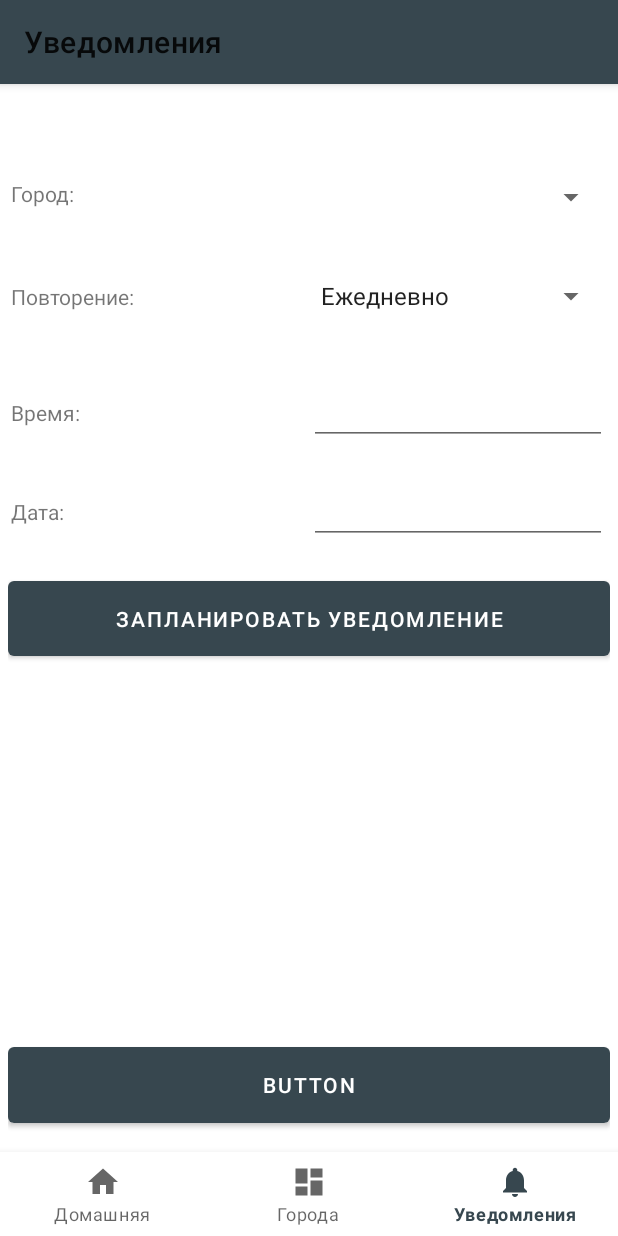
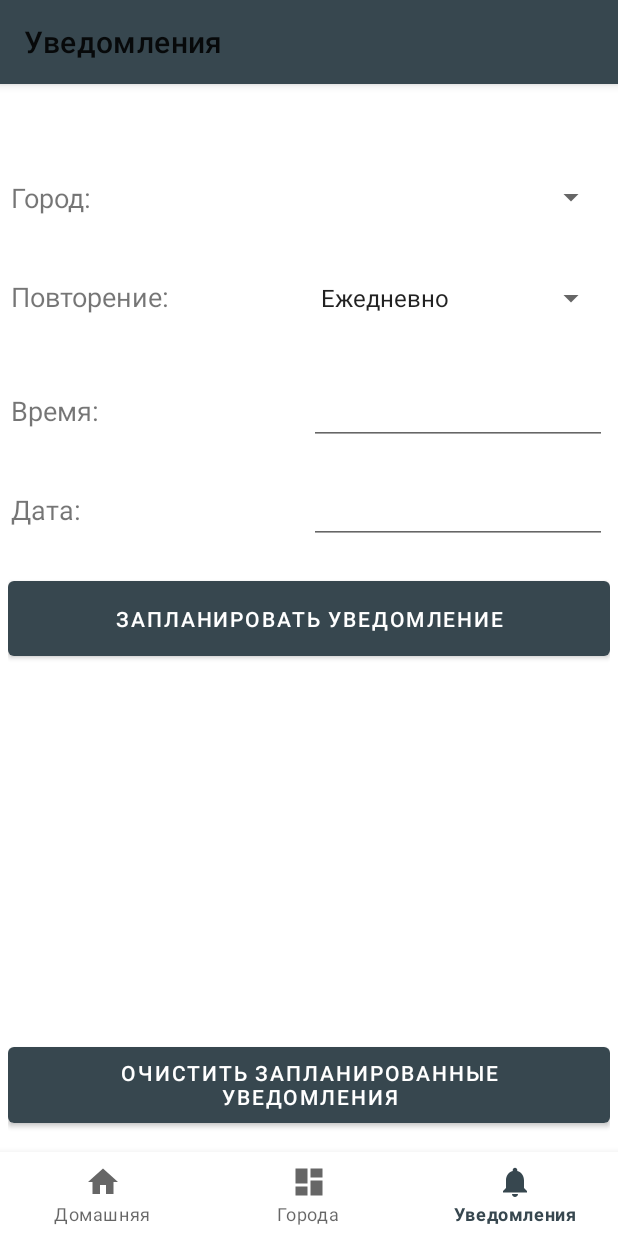
Before and after one commit to mrkiriss/Weather7, an Android app: the FragmentNotifications screen opened through its navigation route, on a phone screen of 412 x 824 dp. Run offline under Robolectric (Android 15) with nearby library versions, the phone set to English and light mode, and no system bars; our stand-ins replace Room's generated code, data binding, navigation-ui; 2 statements that could not run were skipped.

Commit message:
Date and time input processing is configured

```diff
--- a/app/src/main/AndroidManifest.xml
+++ b/app/src/main/AndroidManifest.xml
@@ -28,7 +28,7 @@
             android:value="${mapsApiKey}" />
 
         <activity
-            android:name=".view.RainMapActivity"
+            android:name=".view.cities.RainMapActivity"
             android:label="@string/title_activity_maps" />
         <activity android:name=".view.MainActivity">
             <intent-filter>
--- a/app/src/main/java/com/example/weather7/database/Converters.java
+++ b/app/src/main/java/com/example/weather7/database/Converters.java
@@ -6,7 +6,7 @@ import android.util.Base64;
 
 import androidx.room.TypeConverter;
 
-import com.example.weather7.view.adapters.DaysAdapter;
+import com.example.weather7.view.cities.adapters.DaysAdapter;
 import com.example.weather7.model.WeatherOnDay;
 
 import org.json.JSONException;
--- a/app/src/main/java/com/example/weather7/model/City.java
+++ b/app/src/main/java/com/example/weather7/model/City.java
@@ -9,7 +9,7 @@ import androidx.room.Ignore;
 import androidx.room.PrimaryKey;
 import androidx.room.TypeConverters;
 
-import com.example.weather7.view.adapters.DaysAdapter;
+import com.example.weather7.view.cities.adapters.DaysAdapter;
 import com.example.weather7.database.Converters;
 
 import java.util.LinkedList;
--- a/app/src/main/java/com/example/weather7/repository/CityRepository.java
+++ b/app/src/main/java/com/example/weather7/repository/CityRepository.java
@@ -15,7 +15,7 @@ import com.example.weather7.database.CityDao;
 import com.example.weather7.model.DelayMessage;
 import com.example.weather7.utils.ConnectionManager;
 import com.example.weather7.view.FragmentRainMap;
-import com.example.weather7.view.adapters.DaysAdapter;
+import com.example.weather7.view.cities.adapters.DaysAdapter;
 
 import org.json.JSONException;
 
--- /dev/null
+++ b/app/src/main/java/com/example/weather7/repository/NotificationRepository.java
@@ -0,0 +1,48 @@
+package com.example.weather7.repository;
+
+import android.content.Intent;
+
+import androidx.lifecycle.MutableLiveData;
+
+import com.example.weather7.database.CityDao;
+import com.example.weather7.utils.ConverterDate;
+
+import java.nio.channels.MulticastChannel;
+import java.util.ArrayList;
+import java.util.Date;
+
+public class NotificationRepository {
+
+    private CityDao dao;
+    private MutableLiveData<Intent> startIntent;
+
+    public NotificationRepository(CityDao dao){
+        this.dao=dao;
+
+        this.startIntent=new MutableLiveData<>();
+    }
+
+    public ArrayList<String> getNamesOfCities(){
+        ArrayList<String> result = new ArrayList<>();
+        result.addAll(dao.getNames());
+
+        return result;
+    }
+
+    public void createIncompleteAlarmIntent(String date, String time){
+        Intent intent = new Intent();
+
+        startIntent.setValue(intent);
+    }
+
+    public String getCurrentTime(){
+        return ConverterDate.convertLongToHM(new Date().getTime());
+    }
+
+    public String getCurrentDate(){
+        return ConverterDate.convertLongToDMY(new Date().getTime());
+    }
+    public MutableLiveData<Intent> getStartIntent() {
+        return startIntent;
+    }
+}
--- /dev/null
+++ b/app/src/main/java/com/example/weather7/utils/ConverterDate.java
@@ -0,0 +1,37 @@
+package com.example.weather7.utils;
+
+import java.text.SimpleDateFormat;
+import java.util.Date;
+import java.util.TimeZone;
+
+public class ConverterDate {
+    public static String convertLongToDMY(Long time){
+        Date date = new Date(time);
+        SimpleDateFormat sdf = new java.text.SimpleDateFormat("dd-MM-yyyy");
+        sdf.setTimeZone(TimeZone.getDefault());
+
+        return sdf.format(date);
+    }
+    public static String convertLongToHM(Long time){
+        Date date = new Date(time);
+        SimpleDateFormat sdf = new java.text.SimpleDateFormat("HH-mm");
+        sdf.setTimeZone(TimeZone.getDefault());
+
+        return sdf.format(date);
+    }
+    public static String convertLongToMD(Long time){
+        Date date = new Date(time);
+        SimpleDateFormat sdf = new java.text.SimpleDateFormat("MM-dd");
+        sdf.setTimeZone(TimeZone.getDefault());
+
+        return sdf.format(date);
+    }
+    public static String convertIntToHM(int[] args){
+        String hour = String.valueOf(args[0]);
+        if (hour.length()==1) hour="0"+hour;
+        String minute = String.valueOf(args[1]);
+        if (minute.length()==1) minute="0"+minute;
+
+        return hour+":"+minute;
+    }
+}
--- a/app/src/main/java/com/example/weather7/view/FragmentNotifications.java
+++ b/app/src/main/java/com/example/weather7/view/FragmentNotifications.java
@@ -1,11 +1,15 @@
 package com.example.weather7.view;
 
 import android.app.UiAutomation;
+import android.content.Intent;
 import android.os.Bundle;
 import android.view.LayoutInflater;
 import android.view.View;
 import android.view.ViewGroup;
+import android.widget.Adapter;
+import android.widget.ArrayAdapter;
 import android.widget.TextView;
+import android.widget.Toast;
 
 import androidx.annotation.NonNull;
 import androidx.annotation.Nullable;
@@ -15,18 +19,27 @@ import androidx.fragment.app.Fragment;
 import androidx.lifecycle.MutableLiveData;
 import androidx.lifecycle.Observer;
 import androidx.lifecycle.ViewModelProvider;
+import androidx.room.Room;
 
 import com.example.weather7.R;
+import com.example.weather7.database.AppDatabase;
+import com.example.weather7.database.CityDao;
 import com.example.weather7.databinding.FragmentNotificationsBinding;
+import com.example.weather7.model.City;
+import com.example.weather7.repository.NotificationRepository;
 import com.example.weather7.viewmodel.NotificationsViewModel;
+import com.google.android.gms.maps.model.TileOverlay;
 import com.google.android.material.datepicker.MaterialDatePicker;
 import com.google.android.material.datepicker.MaterialPickerOnPositiveButtonClickListener;
 import com.google.android.material.timepicker.MaterialTimePicker;
 import com.google.android.material.timepicker.TimeFormat;
 
 import java.text.SimpleDateFormat;
+import java.util.ArrayList;
 import java.util.Calendar;
 import java.util.Date;
+import java.util.LinkedList;
+import java.util.List;
 import java.util.TimeZone;
 
 public class FragmentNotifications extends Fragment {
@@ -35,60 +48,84 @@ public class FragmentNotifications extends Fragment {
     private FragmentNotificationsBinding binding;
 
     private MutableLiveData<Long> date =new MutableLiveData<>();
+
+    private MaterialTimePicker timePicker;
+    private MaterialDatePicker<Long> datePicker;
+
     public View onCreateView(@NonNull LayoutInflater inflater,
                              ViewGroup container, Bundle savedInstanceState) {
 
-        notificationsViewModel =
-                new ViewModelProvider(this).get(NotificationsViewModel.class);
+        AppDatabase db = Room.databaseBuilder(getContext(),
+                AppDatabase.class, "database")
+                .allowMainThreadQueries()
+                .fallbackToDestructiveMigration()
+                .build();
+        notificationsViewModel = new NotificationsViewModel(new NotificationRepository(db.getCityDao()));
         binding = DataBindingUtil.inflate(inflater, R.layout.fragment_notifications, container, false);
+        binding.setViewModel(notificationsViewModel);
 
+        createDateAndTimePickers();
 
-        binding.selectedDate.setOnClickListener(new View.OnClickListener() {
+        // подписываемся на изменение списка имён для spinner
+        notificationsViewModel.getContentOfCitiesSpinner().observe(getViewLifecycleOwner(), this::setContentOfCitiesSpinner);
+        // подписываемся на вызов окон для выбора даты и времени
+        notificationsViewModel.getCategoryOfStartingPicker().observe(getViewLifecycleOwner(), this::showPicker);
+        // подписываемся на переменную, для вызова intent
+        notificationsViewModel.getStartIntent().observe(getViewLifecycleOwner(), new Observer<Intent>() {
             @Override
-            public void onClick(View v) {
-                MaterialDatePicker.Builder<Long> builder = MaterialDatePicker.Builder.datePicker();
-                builder.setTitleText("Title here");
-                MaterialDatePicker<Long> picker = builder.build();
-                picker.showNow(getChildFragmentManager(), "tag");
-                picker.addOnPositiveButtonClickListener(new MaterialPickerOnPositiveButtonClickListener<Long>() {
-                    @Override
-                    public void onPositiveButtonClick(Long selection) {
-                        date.setValue(selection);
-                    }
-                });
-            }
-        });
+            public void onChanged(Intent intent) {
 
-        binding.selectedTime.setOnClickListener(new View.OnClickListener() {
-            @Override
-            public void onClick(View v) {
-                MaterialTimePicker picker1 = new MaterialTimePicker.Builder().setTimeFormat(TimeFormat.CLOCK_24H).
-                        setInputMode(MaterialTimePicker.INPUT_MODE_CLOCK).setTitleText("Select Appointment time").build();
-
-                picker1.showNow(getChildFragmentManager(), "tagT");
-
-                picker1.addOnPositiveButtonClickListener(new View.OnClickListener() {
-                    @Override
-                    public void onClick(View v) {
-                        binding.selectedTime.setText(picker1.getHour()+":"+picker1.getMinute());
-                    }
-                });
-            }
-        });
-
-        date.observe(getViewLifecycleOwner(), new Observer<Long>() {
-            @Override
-            public void onChanged(Long aLong) {
-                if (aLong==null) return;
-                Date date = new Date(aLong);
-                SimpleDateFormat sdf = new java.text.SimpleDateFormat("dd-MM-yyyy");
-
-                sdf.setTimeZone(TimeZone.getDefault());
-                String result = sdf.format(date);
-                binding.selectedDate.setText(result);
+                startActivity(finishAlarmIntent(intent));
             }
         });
 
         return binding.getRoot();
     }
+
+    private Intent finishAlarmIntent(Intent intent){
+
+        return intent;
+    }
+
+    private void createDateAndTimePickers(){
+        datePicker = MaterialDatePicker.Builder.datePicker()
+                .setTitleText("Выбор даты уведомления")
+                .build();
+
+        datePicker.addOnPositiveButtonClickListener(new MaterialPickerOnPositiveButtonClickListener<Long>() {
+            @Override
+            public void onPositiveButtonClick(Long selection) {
+                notificationsViewModel.setSelectedDateContent(selection);
+            }
+        });
+
+        timePicker = new MaterialTimePicker.Builder()
+                .setTimeFormat(TimeFormat.CLOCK_24H)
+                .setInputMode(MaterialTimePicker.INPUT_MODE_CLOCK)
+                .setTitleText("Выбор времени уведомления")
+                .build();
+
+        timePicker.addOnPositiveButtonClickListener(new View.OnClickListener() {
+            @Override
+            public void onClick(View v) {
+                notificationsViewModel.setSelectedTimeContent(new int[]{timePicker.getHour(), timePicker.getMinute()});
+            }
+        });
+
+    }
+    private void showPicker(Integer id){
+        switch (id) {
+            case R.id.selectedDate:
+                datePicker.show(getChildFragmentManager(), "datePicker");
+                break;
+            case R.id.selectedTime:
+                timePicker.show(getChildFragmentManager(), "timePicker");
+                break;
+        }
+    }
+    private void setContentOfCitiesSpinner(ArrayList<String> content){
+        ArrayAdapter<String> adapter = new ArrayAdapter<>(getContext(), android.R.layout.simple_list_item_1, content);
+
+        binding.cityName.setAdapter(adapter);
+    }
 }
--- a/app/src/main/java/com/example/weather7/view/RainMapActivity.java
+++ b/app/src/main/java/com/example/weather7/view/cities/RainMapActivity.java
@@ -1,4 +1,4 @@
-package com.example.weather7.view;
+package com.example.weather7.view.cities;
 
 import android.content.Intent;
 import android.os.Bundle;
--- a/app/src/main/java/com/example/weather7/viewmodel/NotificationsViewModel.java
+++ b/app/src/main/java/com/example/weather7/viewmodel/NotificationsViewModel.java
@@ -1,19 +1,76 @@
 package com.example.weather7.viewmodel;
 
+import android.content.Intent;
+import android.view.View;
+import android.widget.ArrayAdapter;
+
+import androidx.databinding.ObservableField;
 import androidx.lifecycle.LiveData;
 import androidx.lifecycle.MutableLiveData;
 import androidx.lifecycle.ViewModel;
 
+import com.example.weather7.R;
+import com.example.weather7.repository.NotificationRepository;
+import com.example.weather7.utils.ConverterDate;
+
+import java.util.ArrayList;
+
 public class NotificationsViewModel extends ViewModel {
 
-    private MutableLiveData<String> mText;
+    private NotificationRepository rep;
 
-    public NotificationsViewModel() {
-        mText = new MutableLiveData<>();
-        mText.setValue("This is notifications fragment");
+    private ObservableField<String> selectedDateContent;
+    private ObservableField<String> selectedTimeContent;
+
+    private MutableLiveData<ArrayList<String>> contentOfCitiesSpinner;
+    private MutableLiveData<Integer> categoryOfStartingPicker;
+
+    private LiveData<Intent> startIntent;
+
+    public NotificationsViewModel(NotificationRepository rep){
+        this.rep=rep;
+
+        this.contentOfCitiesSpinner=new MutableLiveData<>();
+        this.categoryOfStartingPicker=new MutableLiveData<>();
+        this.selectedTimeContent=new ObservableField<>();
+        this.selectedDateContent=new ObservableField<>();
+
+        this.startIntent=rep.getStartIntent();
+
+        resetFieldValues();
+        contentOfCitiesSpinner.setValue(rep.getNamesOfCities());
     }
 
-    public LiveData<String> getText() {
-        return mText;
+    public void onPickerClick(View view){
+        categoryOfStartingPicker.setValue(view.getId());
     }
+    public void onScheduleNotification(){
+        rep.createIncompleteAlarmIntent(selectedDateContent.get(), selectedTimeContent.get());
+    }
+
+    private void resetFieldValues(){
+        selectedDateContent.set(rep.getCurrentDate());
+        selectedTimeContent.set(rep.getCurrentTime());
+    }
+
+    public MutableLiveData<ArrayList<String>> getContentOfCitiesSpinner(){return contentOfCitiesSpinner;}
+    public ObservableField<String> getSelectedDateContent() {
+        return selectedDateContent;
+    }
+    public void setSelectedDateContent(Long selectedDateContent) {
+        this.selectedDateContent.set(ConverterDate.convertLongToDMY(selectedDateContent));
+    }
+    public ObservableField<String> getSelectedTimeContent() {
+        return selectedTimeContent;
+    }
+    public void setSelectedTimeContent(int[] selectedTimeContent) {
+        this.selectedTimeContent.set(ConverterDate.convertIntToHM(selectedTimeContent));
+    }
+    public MutableLiveData<Integer> getCategoryOfStartingPicker() {
+        return categoryOfStartingPicker;
+    }
+    public LiveData<Intent> getStartIntent() {
+        return startIntent;
+    }
+
 }
--- a/app/src/main/java/com/example/weather7/viewmodel/cities/CitiesViewModel.java
+++ b/app/src/main/java/com/example/weather7/viewmodel/cities/CitiesViewModel.java
@@ -13,7 +13,7 @@ import com.example.weather7.model.City;
 import com.example.weather7.repository.CityRepositoryRequest;
 import com.example.weather7.repository.CityRepository;
 import com.example.weather7.view.FragmentRainMap;
-import com.example.weather7.view.adapters.DaysAdapter;
+import com.example.weather7.view.cities.adapters.DaysAdapter;
 
 import java.util.LinkedList;
 import java.util.List;
--- a/app/src/main/res/layout/fragment_my_location.xml
+++ b/app/src/main/res/layout/fragment_my_location.xml
@@ -4,7 +4,7 @@
     xmlns:tools="http://schemas.android.com/tools"
     android:layout_width="match_parent"
     android:layout_height="match_parent"
-    tools:context=".view.FragmentCities">
+    tools:context=".view.cities.FragmentCities">
 
     <TextView
         android:id="@+id/text_dashboard"
--- a/app/src/main/res/layout/fragment_notifications.xml
+++ b/app/src/main/res/layout/fragment_notifications.xml
@@ -6,7 +6,7 @@
         <import type="android.view.View" />
         <variable
             name="ViewModel"
-            type="com.example.weather7.viewmodel.cities.CitiesViewModel" />
+            type="com.example.weather7.viewmodel.NotificationsViewModel" />
     </data>
 
     <LinearLayout
@@ -30,7 +30,8 @@
                 android:layout_width="0dp"
                 android:layout_height="wrap_content"
                 android:layout_weight="1"
-                android:text="@string/cityName" />
+                android:text="@string/cityName"
+                android:textSize="18sp" />
 
             <Spinner
                 android:id="@+id/cityName"
@@ -52,7 +53,8 @@
                 android:layout_width="0dp"
                 android:layout_height="wrap_content"
                 android:layout_weight="1"
-                android:text="@string/repeatMode" />
+                android:text="@string/repeatMode"
+                android:textSize="18sp" />
 
             <Spinner
                 android:id="@+id/repaetMode"
@@ -75,7 +77,8 @@
                 android:layout_width="0dp"
                 android:layout_height="wrap_content"
                 android:layout_weight="1"
-                android:text="@string/selectedTime" />
+                android:text="@string/selectedTime"
+                android:textSize="18sp" />
 
             <EditText
                 android:id="@+id/selectedTime"
@@ -85,7 +88,9 @@
                 android:ems="10"
                 android:focusable="auto"
                 android:focusableInTouchMode="false"
-                android:inputType="none" />
+                android:inputType="none"
+                android:text="@{ViewModel.selectedTimeContent}"
+                android:onClick="@{(view)->ViewModel.onPickerClick(view)}"/>
 
         </LinearLayout>
 
@@ -103,7 +108,8 @@
                 android:layout_width="0dp"
                 android:layout_height="wrap_content"
                 android:layout_weight="1"
-                android:text="@string/selectedDate" />
+                android:text="@string/selectedDate"
+                android:textSize="18sp" />
 
             <EditText
                 android:id="@+id/selectedDate"
@@ -113,7 +119,9 @@
                 android:ems="10"
                 android:focusable="auto"
                 android:focusableInTouchMode="false"
-                android:inputType="none" />
+                android:inputType="none"
+                android:text="@{ViewModel.selectedDateContent}"
+                android:onClick="@{(view)->ViewModel.onPickerClick(view)}"/>
         </LinearLayout>
 
         <Button
@@ -129,10 +137,11 @@
             android:layout_weight="12" />
 
         <Button
-            android:id="@+id/button"
+            android:id="@+id/clearNotifications"
             android:layout_width="match_parent"
             android:layout_height="0dp"
             android:layout_weight="3"
-            android:text="Button" />
+            android:text="@string/clearNotifications"
+            android:onClick="@{(view)->ViewModel.onPickerClick(view)}"/>
     </LinearLayout>
 </layout>
--- a/app/src/main/res/layout/rain_map_activity.xml
+++ b/app/src/main/res/layout/rain_map_activity.xml
@@ -12,7 +12,7 @@
     <FrameLayout
         android:layout_width="match_parent"
         android:layout_height="match_parent"
-        tools:context=".view.RainMapActivity">
+        tools:context=".view.cities.RainMapActivity">
 
         <com.google.android.gms.maps.MapView
             android:id="@+id/map"
--- a/app/src/main/res/navigation/mobile_navigation.xml
+++ b/app/src/main/res/navigation/mobile_navigation.xml
@@ -13,7 +13,7 @@
 
     <fragment
         android:id="@+id/navigation_cities"
-        android:name="com.example.weather7.view.FragmentCities"
+        android:name="com.example.weather7.view.cities.FragmentCities"
         android:label="@string/title_cities"
         tools:layout="@layout/fragment_cities" />
 
--- a/app/src/main/res/values/strings.xml
+++ b/app/src/main/res/values/strings.xml
@@ -29,4 +29,5 @@
     <string name="selectedDate">Дата: </string>
 
     <string name="scheduleNotification">Запланировать уведомление</string>
+    <string name="clearNotifications">Очистить запланированные уведомления</string>
 </resources>
```
Also changed, not shown: app/src/main/java/com/example/weather7/api/RainMapApi.java (+3 -8 lines), app/src/main/java/com/example/weather7/api/WeatherApi.java (+3 -9 lines), app/src/main/java/com/example/weather7/view/cities/FragmentCities.java (renamed from app/src/main/java/com/example/weather7/view/FragmentCities.java, +4 -4 lines), app/src/main/java/com/example/weather7/view/cities/adapters/CitiesAdapter.java (renamed from app/src/main/java/com/example/weather7/view/adapters/CitiesAdapter.java), app/src/main/java/com/example/weather7/view/cities/adapters/DaysAdapter.java (renamed from app/src/main/java/com/example/weather7/view/adapters/DaysAdapter.java).
